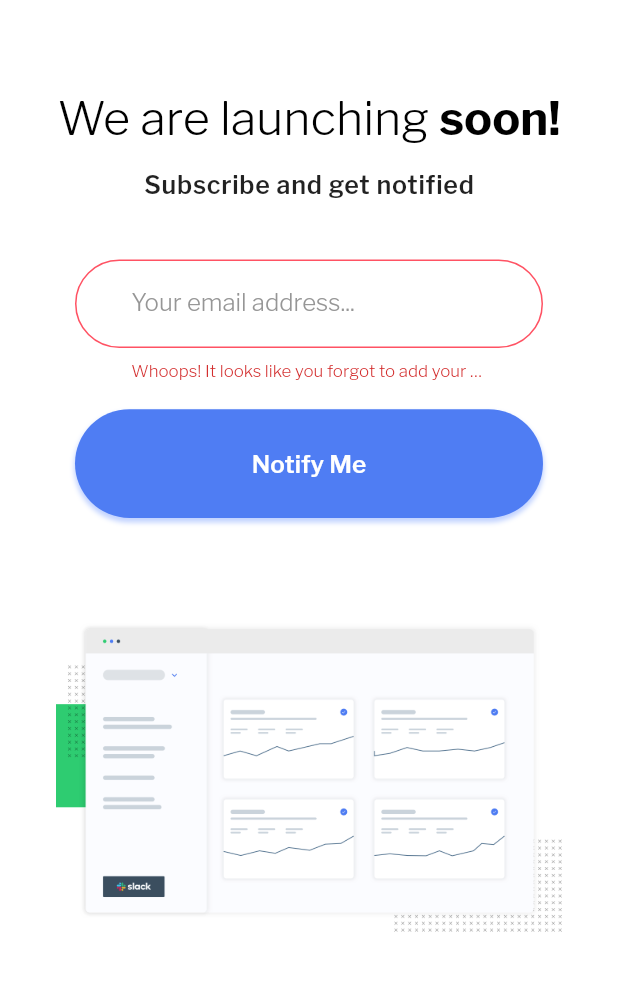
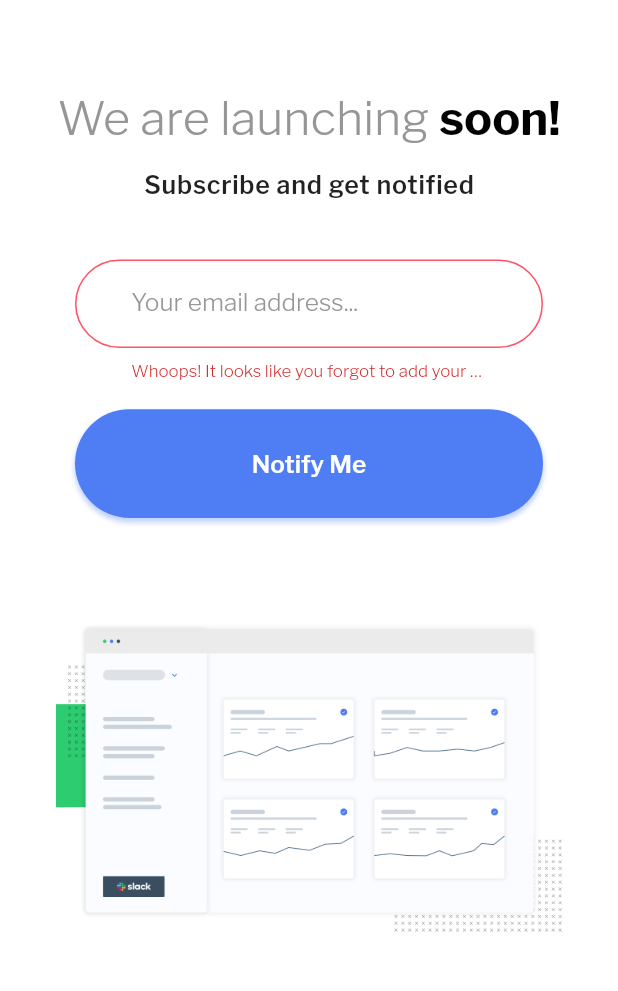
Before and after one commit to 0-BSCode/ping-coming-soon-page, a Flutter app: the screen it shows after launch, after a tap on "Notify Me", on a phone screen of 412 x 824 dp, the part 124-1115 px from its top. Run offline on Flutter 3.47's test engine with Material 2 defaults, Android fonts, the phone set to English and light mode, and no system bars; our stand-ins replace flutter_svg, font_awesome_flutter.

Commit message:
Implemented desktop design

```diff
--- a/lib/components/buttonIcon.dart
+++ b/lib/components/buttonIcon.dart
@@ -2,6 +2,7 @@ import 'package:flutter/material.dart';
 import 'package:ping_coming_soon_page/providers/rootSizeProvider.dart';
 import 'package:ping_coming_soon_page/theme.dart';
 import 'package:font_awesome_flutter/font_awesome_flutter.dart';
+import 'package:ping_coming_soon_page/utils/determineRootSize.dart';
 import 'package:provider/provider.dart';
 
 class ButtonIcon extends StatelessWidget {
@@ -11,9 +12,10 @@ class ButtonIcon extends StatelessWidget {
   @override
   Widget build(BuildContext context) {
     final double rootSize = Provider.of<RootSizeProvider>(context).rootSize;
+    final double width = MediaQuery.of(context).size.width;
     return Container(
-      width: rootSize * 2,
-      height: rootSize * 2,
+      width: width < deviceSizes['sm']! ? rootSize * 2 : rootSize * 3 / 2,
+      height: width < deviceSizes['sm']! ? rootSize * 2 : rootSize * 3 / 2,
       decoration: BoxDecoration(
         borderRadius: BorderRadius.circular(rootSize * 5 / 2),
         border: Border.all(
@@ -30,7 +32,7 @@ class ButtonIcon extends StatelessWidget {
           child: Icon(
             iconData,
             color: COLOR_BLUE.toColor(),
-            size: rootSize,
+            size: width < deviceSizes['sm']! ? rootSize : rootSize * 3 / 5,
           ),
         ),
       ),
--- a/lib/components/emailForm.dart
+++ b/lib/components/emailForm.dart
@@ -107,6 +107,7 @@ class _EmailFormState extends State<EmailForm> {
                       fontFamily: 'LibreFranklin',
                       fontWeight: FontWeight.w300,
                       color: COLOR_GRAY.toColor(),
+                      fontSize: rootSize * 13 / 20,
                     ),
                     contentPadding: EdgeInsets.symmetric(
                       horizontal: rootSize * 3 / 2,
@@ -163,7 +164,7 @@ class _EmailFormState extends State<EmailForm> {
                 crossAxisAlignment: CrossAxisAlignment.start,
                 children: [
                   Expanded(
-                    flex: 10,
+                    flex: 8,
                     child: TextField(
                       controller: myTextController,
                       onChanged: (text) => {
@@ -216,7 +217,8 @@ class _EmailFormState extends State<EmailForm> {
                       ),
                     ),
                   ),
-                  Expanded(child: Container()),
+                  // Expanded(child: Container()),
+                  addHorizontalSpace(rootSize * 1 / 2),
                   Expanded(
                     flex: 3,
                     child: Container(
--- a/lib/components/footer.dart
+++ b/lib/components/footer.dart
@@ -2,6 +2,7 @@ import 'package:flutter/material.dart';
 import 'package:ping_coming_soon_page/providers/rootSizeProvider.dart';
 import 'package:ping_coming_soon_page/theme.dart';
 import 'package:ping_coming_soon_page/utils/addSpace.dart';
+import 'package:ping_coming_soon_page/utils/determineRootSize.dart';
 import 'package:provider/provider.dart';
 
 class Footer extends StatelessWidget {
@@ -10,6 +11,7 @@ class Footer extends StatelessWidget {
   @override
   Widget build(BuildContext context) {
     final double rootSize = Provider.of<RootSizeProvider>(context).rootSize;
+    final double width = MediaQuery.of(context).size.width;
     return RichText(
       text: TextSpan(
         children: [
@@ -18,7 +20,9 @@ class Footer extends StatelessWidget {
             child: Icon(
               Icons.copyright,
               color: COLOR_GRAY.toColor(),
-              size: rootSize * 13 / 20,
+              size: width < deviceSizes['sm']!
+                  ? rootSize * 13 / 20
+                  : rootSize * 1 / 2,
             ),
           ),
           WidgetSpan(
@@ -31,7 +35,9 @@ class Footer extends StatelessWidget {
               style: TextStyle(
                 fontFamily: 'LibreFranklin',
                 color: COLOR_GRAY.toColor(),
-                fontSize: rootSize * 13 / 20,
+                fontSize: width < deviceSizes['sm']!
+                    ? rootSize * 13 / 20
+                    : rootSize * 1 / 2,
               ),
             ),
           ),
--- a/lib/components/header.dart
+++ b/lib/components/header.dart
@@ -1,6 +1,7 @@
 import 'package:flutter/material.dart';
 import 'package:flutter_svg/flutter_svg.dart';
 import 'package:ping_coming_soon_page/providers/rootSizeProvider.dart';
+import 'package:ping_coming_soon_page/theme.dart';
 import 'package:ping_coming_soon_page/utils/addSpace.dart';
 import 'package:ping_coming_soon_page/utils/determineRootSize.dart';
 import 'package:provider/provider.dart';
@@ -27,7 +28,7 @@ class Header extends StatelessWidget {
                 style: TextStyle(
                   fontFamily: "LibreFranklin",
                   fontWeight: FontWeight.w300,
-                  color: Colors.black,
+                  color: COLOR_GRAY.toColor(),
                   fontSize: rootSize * 1.25,
                 ),
               ),
--- a/lib/utils/determineRootSize.dart
+++ b/lib/utils/determineRootSize.dart
@@ -19,7 +19,7 @@ void determineRootSize(BuildContext context) {
   } else if (width < deviceSizes['sm']!) {
     rootSizeProvider.setRootSize(28.0);
   } else if (width < deviceSizes['md']!) {
-    rootSizeProvider.setRootSize(30.0);
+    rootSizeProvider.setRootSize(28.0);
   } else if (width < deviceSizes['lg']!) {
     rootSizeProvider.setRootSize(33.0);
   } else if (width < deviceSizes['xl']!) {
```
